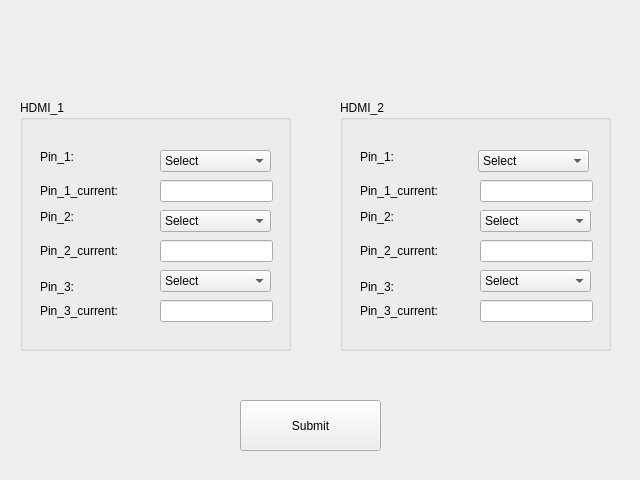
The window that SpidrMpx3Eq/hdmiConfig.ui (navrit/dexter) describes before a commit, drawn with Qt 5.
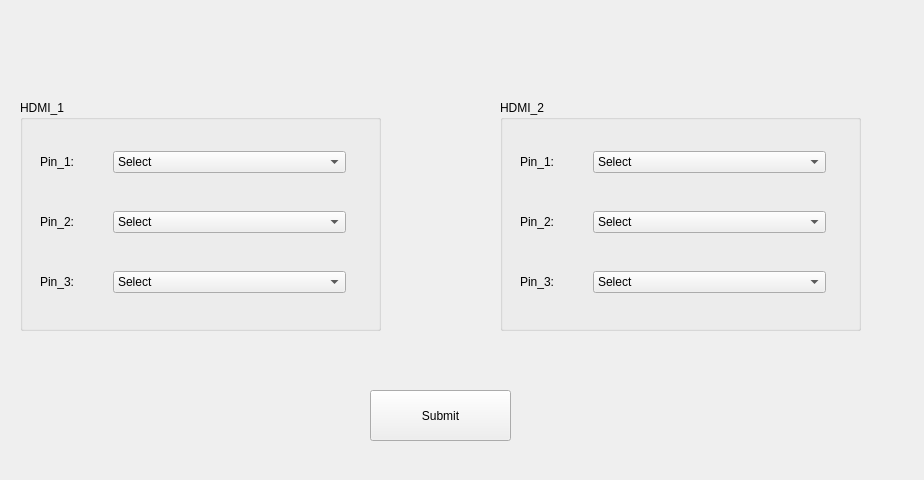
The same window after the commit.

Commit message: Issue #289. HDMI gui cleaned up.

Patch:
```diff
--- a/SpidrMpx3Eq/hdmiConfig.ui
+++ b/SpidrMpx3Eq/hdmiConfig.ui
@@ -6,7 +6,7 @@
    <rect>
     <x>0</x>
     <y>0</y>
-    <width>640</width>
+    <width>924</width>
     <height>480</height>
    </rect>
   </property>
@@ -18,170 +18,32 @@
     <rect>
      <x>20</x>
      <y>100</y>
-     <width>271</width>
-     <height>251</height>
+     <width>361</width>
+     <height>231</height>
     </rect>
    </property>
    <property name="title">
     <string>HDMI_1</string>
    </property>
-   <widget class="QLabel" name="label_7">
+   <widget class="QWidget" name="">
     <property name="geometry">
      <rect>
       <x>20</x>
-      <y>50</y>
-      <width>59</width>
-      <height>14</height>
+      <y>110</y>
+      <width>306</width>
+      <height>24</height>
      </rect>
     </property>
-    <property name="text">
-     <string>Pin_1:</string>
-    </property>
-   </widget>
+    <layout class="QHBoxLayout" name="horizontalLayout_2">
+     <item>
    <widget class="QLabel" name="label_8">
-    <property name="geometry">
-     <rect>
-      <x>20</x>
-      <y>110</y>
-      <width>59</width>
-      <height>14</height>
-     </rect>
-    </property>
     <property name="text">
      <string>Pin_2:</string>
     </property>
    </widget>
-   <widget class="QLabel" name="label_9">
-    <property name="geometry">
-     <rect>
-      <x>20</x>
-      <y>180</y>
-      <width>59</width>
-      <height>14</height>
-     </rect>
-    </property>
-    <property name="text">
-     <string>Pin_3:</string>
-    </property>
-   </widget>
-   <widget class="QLineEdit" name="lineEdit_4">
-    <property name="geometry">
-     <rect>
-      <x>140</x>
-      <y>80</y>
-      <width>113</width>
-      <height>22</height>
-     </rect>
-    </property>
-   </widget>
-   <widget class="QLineEdit" name="lineEdit_5">
-    <property name="geometry">
-     <rect>
-      <x>140</x>
-      <y>140</y>
-      <width>113</width>
-      <height>22</height>
-     </rect>
-    </property>
-   </widget>
-   <widget class="QLineEdit" name="lineEdit_6">
-    <property name="geometry">
-     <rect>
-      <x>140</x>
-      <y>200</y>
-      <width>113</width>
-      <height>22</height>
-     </rect>
-    </property>
-   </widget>
-   <widget class="QLabel" name="label_10">
-    <property name="geometry">
-     <rect>
-      <x>20</x>
-      <y>80</y>
-      <width>91</width>
-      <height>21</height>
-     </rect>
-    </property>
-    <property name="text">
-     <string>Pin_1_current:</string>
-    </property>
-   </widget>
-   <widget class="QLabel" name="label_11">
-    <property name="geometry">
-     <rect>
-      <x>20</x>
-      <y>140</y>
-      <width>91</width>
-      <height>21</height>
-     </rect>
-    </property>
-    <property name="text">
-     <string>Pin_2_current:</string>
-    </property>
-   </widget>
-   <widget class="QLabel" name="label_12">
-    <property name="geometry">
-     <rect>
-      <x>20</x>
-      <y>200</y>
-      <width>91</width>
-      <height>21</height>
-     </rect>
-    </property>
-    <property name="text">
-     <string>Pin_3_current:</string>
-    </property>
-   </widget>
-   <widget class="QComboBox" name="hdmi1Pin1ComboBox">
-    <property name="geometry">
-     <rect>
-      <x>140</x>
-      <y>50</y>
-      <width>111</width>
-      <height>22</height>
-     </rect>
-    </property>
-    <item>
-     <property name="text">
-      <string>Select</string>
-     </property>
     </item>
     <item>
-     <property name="text">
-      <string>External_Shutter [Input]</string>
-     </property>
-    </item>
-    <item>
-     <property name="text">
-      <string>Inhibit_Shutter [Input]</string>
-     </property>
-    </item>
-    <item>
-     <property name="text">
-      <string>Shutter_Out [Output]</string>
-     </property>
-    </item>
-    <item>
-     <property name="text">
-      <string>Shutter_AND_Inhibit_Shutter [Output] </string>
-     </property>
-    </item>
-    <item>
-     <property name="text">
-      <string>Couter_Select [Output]</string>
-     </property>
-    </item>
-   </widget>
    <widget class="QComboBox" name="hdmi1Pin2ComboBox">
-    <property name="geometry">
-     <rect>
-      <x>140</x>
-      <y>110</y>
-      <width>111</width>
-      <height>22</height>
-     </rect>
-    </property>
     <item>
      <property name="text">
       <string>Select</string>
@@ -213,15 +75,81 @@
      </property>
     </item>
    </widget>
+     </item>
+    </layout>
+   </widget>
+   <widget class="QWidget" name="">
+    <property name="geometry">
+     <rect>
+      <x>20</x>
+      <y>170</y>
+      <width>306</width>
+      <height>24</height>
+     </rect>
+    </property>
+    <layout class="QHBoxLayout" name="horizontalLayout_3">
+     <item>
+      <widget class="QLabel" name="label_9">
+       <property name="text">
+        <string>Pin_3:</string>
+       </property>
+      </widget>
+     </item>
+     <item>
    <widget class="QComboBox" name="hdmi1Pin3ComboBox">
+       <item>
+        <property name="text">
+         <string>Select</string>
+        </property>
+       </item>
+       <item>
+        <property name="text">
+         <string>External_Shutter [Input]</string>
+        </property>
+       </item>
+       <item>
+        <property name="text">
+         <string>Inhibit_Shutter [Input]</string>
+        </property>
+       </item>
+       <item>
+        <property name="text">
+         <string>Shutter_Out [Output]</string>
+        </property>
+       </item>
+       <item>
+        <property name="text">
+         <string>Shutter_AND_Inhibit_Shutter [Output] </string>
+        </property>
+       </item>
+       <item>
+        <property name="text">
+         <string>Couter_Select [Output]</string>
+        </property>
+       </item>
+      </widget>
+     </item>
+    </layout>
+   </widget>
+   <widget class="QWidget" name="">
     <property name="geometry">
      <rect>
-      <x>140</x>
-      <y>170</y>
-      <width>111</width>
-      <height>22</height>
+      <x>20</x>
+      <y>50</y>
+      <width>306</width>
+      <height>24</height>
      </rect>
     </property>
+    <layout class="QHBoxLayout" name="horizontalLayout">
+     <item>
+      <widget class="QLabel" name="label_7">
+       <property name="text">
+        <string>Pin_1:</string>
+       </property>
+      </widget>
+     </item>
+     <item>
+      <widget class="QComboBox" name="hdmi1Pin1ComboBox">
     <item>
      <property name="text">
       <string>Select</string>
@@ -252,177 +180,95 @@
       <string>Couter_Select [Output]</string>
      </property>
     </item>
+      </widget>
+     </item>
+    </layout>
    </widget>
   </widget>
   <widget class="QGroupBox" name="groupBox_4">
    <property name="geometry">
     <rect>
-     <x>340</x>
+     <x>500</x>
      <y>100</y>
-     <width>271</width>
-     <height>251</height>
+     <width>361</width>
+     <height>231</height>
     </rect>
    </property>
    <property name="title">
     <string>HDMI_2</string>
    </property>
-   <widget class="QComboBox" name="hdmi2Pin1ComboBox">
+   <widget class="QWidget" name="">
     <property name="geometry">
      <rect>
-      <x>138</x>
+      <x>20</x>
       <y>50</y>
-      <width>111</width>
-      <height>22</height>
+      <width>306</width>
+      <height>24</height>
      </rect>
     </property>
+    <layout class="QHBoxLayout" name="horizontalLayout_4">
     <item>
-     <property name="text">
-      <string>Select</string>
-     </property>
-    </item>
-    <item>
-     <property name="text">
-      <string>External_Shutter [Input]</string>
-     </property>
-    </item>
-    <item>
-     <property name="text">
-      <string>Inhibit_Shutter [Input]</string>
-     </property>
-    </item>
-    <item>
-     <property name="text">
-      <string>Shutter_Out [Output]</string>
-     </property>
-    </item>
-    <item>
-     <property name="text">
-      <string>Shutter_AND_Inhibit_Shutter [Output] </string>
-     </property>
-    </item>
-    <item>
-     <property name="text">
-      <string>Couter_Select [Output]</string>
-     </property>
-    </item>
-   </widget>
    <widget class="QLabel" name="label_19">
+       <property name="text">
+        <string>Pin_1:</string>
+       </property>
+      </widget>
+     </item>
+     <item>
+      <widget class="QComboBox" name="hdmi2Pin1ComboBox">
+       <item>
+        <property name="text">
+         <string>Select</string>
+        </property>
+       </item>
+       <item>
+        <property name="text">
+         <string>External_Shutter [Input]</string>
+        </property>
+       </item>
+       <item>
+        <property name="text">
+         <string>Inhibit_Shutter [Input]</string>
+        </property>
+       </item>
+       <item>
+        <property name="text">
+         <string>Shutter_Out [Output]</string>
+        </property>
+       </item>
+       <item>
+        <property name="text">
+         <string>Shutter_AND_Inhibit_Shutter [Output] </string>
+        </property>
+       </item>
+       <item>
+        <property name="text">
+         <string>Couter_Select [Output]</string>
+        </property>
+       </item>
+      </widget>
+     </item>
+    </layout>
+   </widget>
+   <widget class="QWidget" name="">
     <property name="geometry">
      <rect>
       <x>20</x>
-      <y>50</y>
-      <width>59</width>
-      <height>14</height>
+      <y>110</y>
+      <width>306</width>
+      <height>24</height>
      </rect>
     </property>
-    <property name="text">
-     <string>Pin_1:</string>
-    </property>
-   </widget>
+    <layout class="QHBoxLayout" name="horizontalLayout_5">
+     <item>
    <widget class="QLabel" name="label_20">
-    <property name="geometry">
-     <rect>
-      <x>20</x>
-      <y>110</y>
-      <width>59</width>
-      <height>14</height>
-     </rect>
-    </property>
     <property name="text">
      <string>Pin_2:</string>
     </property>
    </widget>
-   <widget class="QLabel" name="label_21">
-    <property name="geometry">
-     <rect>
-      <x>20</x>
-      <y>180</y>
-      <width>59</width>
-      <height>14</height>
-     </rect>
-    </property>
-    <property name="text">
-     <string>Pin_3:</string>
-    </property>
-   </widget>
-   <widget class="QLineEdit" name="lineEdit_10">
-    <property name="geometry">
-     <rect>
-      <x>140</x>
-      <y>80</y>
-      <width>113</width>
-      <height>22</height>
-     </rect>
-    </property>
-   </widget>
-   <widget class="QLineEdit" name="lineEdit_11">
-    <property name="geometry">
-     <rect>
-      <x>140</x>
-      <y>140</y>
-      <width>113</width>
-      <height>22</height>
-     </rect>
-    </property>
-   </widget>
-   <widget class="QLineEdit" name="lineEdit_12">
-    <property name="geometry">
-     <rect>
-      <x>140</x>
-      <y>200</y>
-      <width>113</width>
-      <height>22</height>
-     </rect>
-    </property>
-   </widget>
-   <widget class="QLabel" name="label_22">
-    <property name="geometry">
-     <rect>
-      <x>20</x>
-      <y>80</y>
-      <width>91</width>
-      <height>21</height>
-     </rect>
-    </property>
-    <property name="text">
-     <string>Pin_1_current:</string>
-    </property>
-   </widget>
-   <widget class="QLabel" name="label_23">
-    <property name="geometry">
-     <rect>
-      <x>20</x>
-      <y>140</y>
-      <width>91</width>
-      <height>21</height>
-     </rect>
-    </property>
-    <property name="text">
-     <string>Pin_2_current:</string>
-    </property>
-   </widget>
-   <widget class="QLabel" name="label_24">
-    <property name="geometry">
-     <rect>
-      <x>20</x>
-      <y>200</y>
-      <width>91</width>
-      <height>21</height>
-     </rect>
-    </property>
-    <property name="text">
-     <string>Pin_3_current:</string>
-    </property>
-   </widget>
+     </item>
+     <item>
    <widget class="QComboBox" name="hdmi2Pin2ComboBox">
-    <property name="geometry">
-     <rect>
-      <x>140</x>
-      <y>110</y>
-      <width>111</width>
-      <height>22</height>
-     </rect>
-    </property>
     <item>
      <property name="text">
       <string>Select</string>
@@ -454,15 +300,28 @@
      </property>
     </item>
    </widget>
+     </item>
+    </layout>
+   </widget>
+   <widget class="QWidget" name="">
+    <property name="geometry">
+     <rect>
+      <x>20</x>
+      <y>170</y>
+      <width>306</width>
+      <height>24</height>
+     </rect>
+    </property>
+    <layout class="QHBoxLayout" name="horizontalLayout_6">
+     <item>
+      <widget class="QLabel" name="label_21">
+       <property name="text">
+        <string>Pin_3:</string>
+       </property>
+      </widget>
+     </item>
+     <item>
    <widget class="QComboBox" name="hdmi2Pin3ComboBox">
-    <property name="geometry">
-     <rect>
-      <x>140</x>
-      <y>170</y>
-      <width>111</width>
-      <height>22</height>
-     </rect>
-    </property>
     <item>
      <property name="text">
       <string>Select</string>
@@ -493,13 +352,16 @@
       <string>Couter_Select [Output]</string>
      </property>
     </item>
+      </widget>
+     </item>
+    </layout>
    </widget>
   </widget>
   <widget class="QPushButton" name="submitPb">
    <property name="geometry">
     <rect>
-     <x>240</x>
-     <y>400</y>
+     <x>370</x>
+     <y>390</y>
      <width>141</width>
      <height>51</height>
     </rect>
```
Lines whose indentation alone changed are shown as unchanged.
